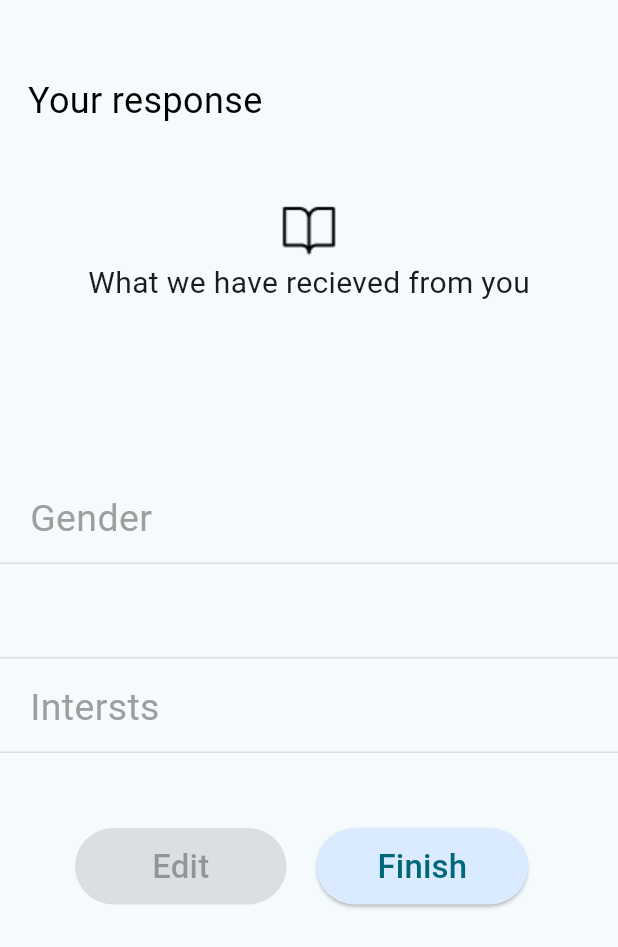
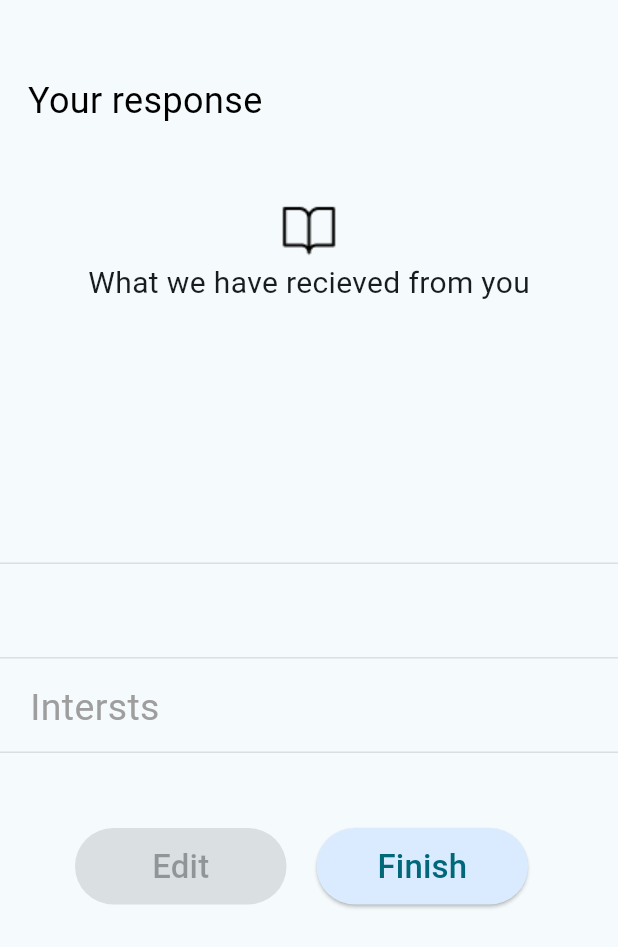
Before and after one commit to khoulyy/Egyplorer, a Flutter app: the SignUpStep3Screen screen opened by its route, on a phone screen of 412 x 824 dp. Shown: the top 947 px of the screen. Run offline on Flutter 3.47's test engine with Material 2 defaults, Android fonts, the light colour scheme and no system bars; our stand-ins replace cloud_firestore, firebase_auth, firebase_core, font_awesome_flutter, google_nav_bar, google_sign_in and 2 more; accounts and stored records are empty.

Commit message:
solved errors

```diff
--- a/lib/components/date_picker.dart
+++ b/lib/components/date_picker.dart
@@ -1,7 +1,8 @@
 import 'package:flutter/material.dart';
 import 'package:intl/intl.dart';
 import 'package:project/constants/keys.dart';
-import 'package:project/controller/Controllers.dart';
+
+import '../controller/controllers.dart';
 
 class DateOfBirthTextField extends StatefulWidget {
   final void Function(DateTime selectedDate)? onDateChanged;
--- a/lib/controller/controllers.dart
+++ b/lib/controller/controllers.dart
@@ -9,4 +9,5 @@ class Controllers {
   static TextEditingController nameController = TextEditingController();
   static TextEditingController dateOfBirthController = TextEditingController();
   static TextEditingController locationController = TextEditingController();
+  static TextEditingController genderController = TextEditingController();
 }
--- a/lib/screens/signup_step3_screen.dart
+++ b/lib/screens/signup_step3_screen.dart
@@ -54,14 +54,14 @@ class _SignUpStep3ScreenState extends State<SignUpStep3Screen> {
           const SizedBox(
             height: 20,
           ),
-          const TextField(
+          TextField(
             enabled: false,
             decoration: InputDecoration(
               prefixIcon: Padding(
-                padding: EdgeInsets.only(left: 20),
+                padding: const EdgeInsets.only(left: 20),
                 child: Text(
-                  'Gender',
-                  style: TextStyle(
+                  Controllers.genderController.text,
+                  style: const TextStyle(
                     color: Colors.grey,
                     fontSize: 25,
                   ),
```
